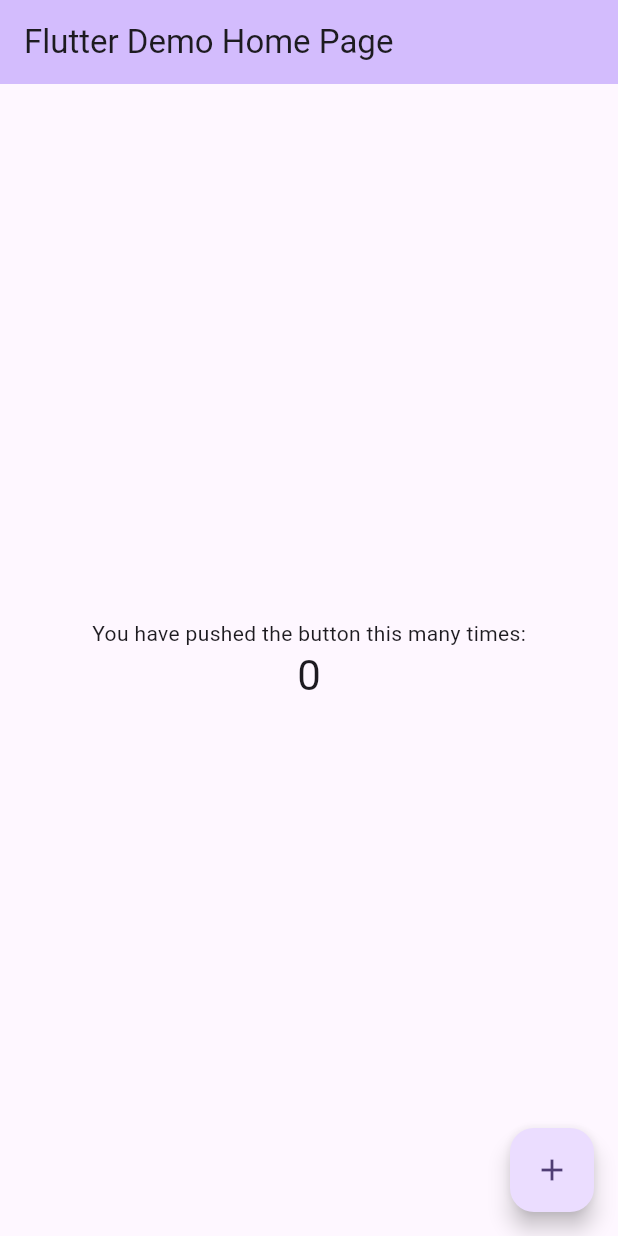
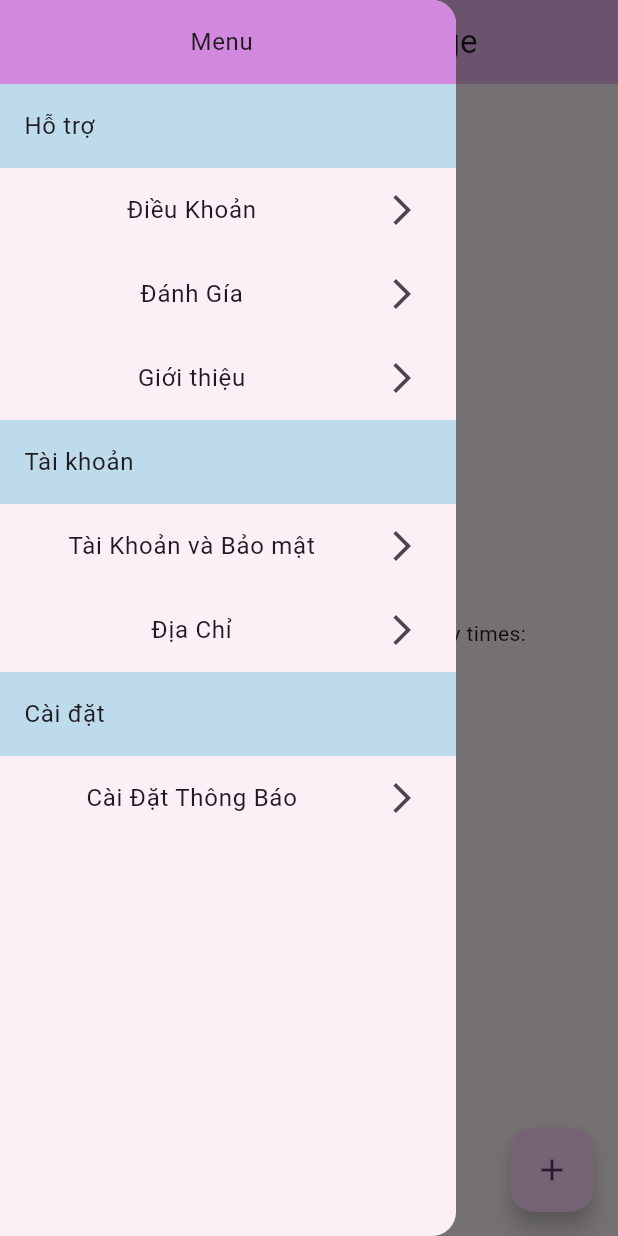
Before and after one commit to tai24112003/appptstore, a Flutter app: the screen it shows after launch, with the side drawer open (before the commit the screen has no drawer), on a phone screen of 412 x 824 dp. Run offline on Flutter 3.47's test engine with Material 2 defaults, Android fonts, the phone set to English and light mode, and no system bars.

```diff
--- a/lib/Drawer.dart
+++ b/lib/Drawer.dart
@@ -0,0 +1,104 @@
+import 'package:appptstore/AccountAndsecurity.dart';
+import 'package:appptstore/Address.dart';
+import 'package:appptstore/IntroductionPage%20.dart';
+import 'package:appptstore/NotificationSettings.dart';
+import 'package:appptstore/ReviewPage.dart';
+import 'package:appptstore/TermsPage.dart';
+import 'package:flutter/material.dart';
+
+class Menu extends StatelessWidget {
+  const Menu({super.key});
+
+  @override
+  Widget build(BuildContext context) {
+    return Drawer(
+      child: ListView(
+        children: <Widget>[
+          const ListTile(
+            title: Text(
+              'Menu',
+              textAlign: TextAlign.center,
+            ),
+            tileColor: Color.fromARGB(255, 210, 136, 223),
+          ),
+          const ListTile(
+            title: Text('Hỗ trợ'),
+            tileColor: Color.fromARGB(255, 189, 219, 235),
+          ),
+          ListTile(
+            title: const Text('Điều Khoản', textAlign: TextAlign.center),
+            trailing: const Icon(Icons.arrow_forward_ios),
+            onTap: () {
+              Navigator.push(
+                context,
+                MaterialPageRoute(builder: (context) => const TermsPage()),
+              );
+            },
+          ),
+          ListTile(
+            title: const Text('Đánh Gía', textAlign: TextAlign.center),
+            trailing: const Icon(Icons.arrow_forward_ios),
+            onTap: () {
+              Navigator.push(
+                context,
+                MaterialPageRoute(builder: (context) => const ReviewPage()),
+              );
+            },
+          ),
+          ListTile(
+            title: const Text('Giới thiệu', textAlign: TextAlign.center),
+            trailing: const Icon(Icons.arrow_forward_ios),
+            onTap: () {
+              Navigator.push(
+                context,
+                MaterialPageRoute(
+                    builder: (context) => const IntroductionPage()),
+              );
+            },
+          ),
+          const ListTile(
+            title: Text('Tài khoản'),
+            tileColor: Color.fromARGB(255, 189, 219, 235),
+          ),
+          ListTile(
+            title:
+                const Text('Tài Khoản và Bảo mật', textAlign: TextAlign.center),
+            trailing: const Icon(Icons.arrow_forward_ios),
+            onTap: () {
+              Navigator.push(
+                context,
+                MaterialPageRoute(
+                    builder: (context) => const AccountAndsecurity()),
+              );
+            },
+          ),
+          ListTile(
+            title: const Text('Địa Chỉ', textAlign: TextAlign.center),
+            trailing: const Icon(Icons.arrow_forward_ios),
+            onTap: () {
+              Navigator.push(
+                context,
+                MaterialPageRoute(builder: (context) => const Address()),
+              );
+            },
+          ),
+          const ListTile(
+            title: Text('Cài đặt'),
+            tileColor: Color.fromARGB(255, 189, 219, 235),
+          ),
+          ListTile(
+            title: const Text('Cài Đặt Thông Báo', textAlign: TextAlign.center),
+            trailing: const Icon(Icons.arrow_forward_ios),
+            onTap: () {
+              Navigator.push(
+                context,
+                MaterialPageRoute(
+                    builder: (context) => const NotificationSettings()),
+              );
+            },
+          ),
+        ],
+      ),
+    );
+  }
+}
--- a/lib/main.dart
+++ b/lib/main.dart
@@ -1,4 +1,5 @@
 import 'package:flutter/material.dart';
+import 'Drawer.dart';
 
 void main() {
   runApp(const MyApp());
@@ -28,7 +29,7 @@ class MyApp extends StatelessWidget {
         //
         // This works for code too, not just values: Most code changes can be
         // tested with just a hot reload.
-        colorScheme: ColorScheme.fromSeed(seedColor: Colors.deepPurple),
+        colorScheme: ColorScheme.fromSeed(seedColor: Colors.purple),
         useMaterial3: true,
       ),
       home: const MyHomePage(title: 'Flutter Demo Home Page'),
@@ -86,6 +87,7 @@ class _MyHomePageState extends State<MyHomePage> {
         // the App.build method, and use it to set our appbar title.
         title: Text(widget.title),
       ),
+      drawer: Menu(),
       body: Center(
         // Center is a layout widget. It takes a single child and positions it
         // in the middle of the parent.
```
Also changed, not shown: lib/AccountAndsecurity.dart (added, +21 -0 lines), lib/Address.dart (added, +21 -0 lines), lib/IntroductionPage .dart (added, +21 -0 lines), lib/NotificationSettings.dart (added, +21 -0 lines), lib/ReviewPage.dart (added, +21 -0 lines), lib/TermsPage.dart (added, +21 -0 lines), 1 other file.
